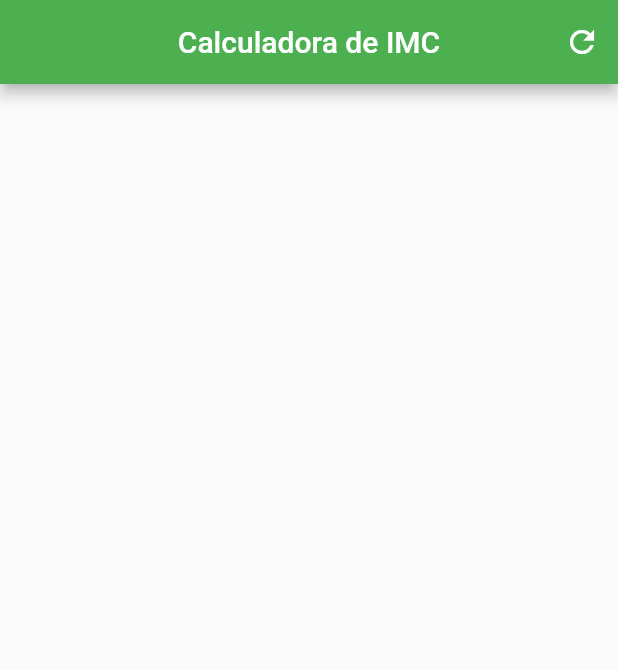
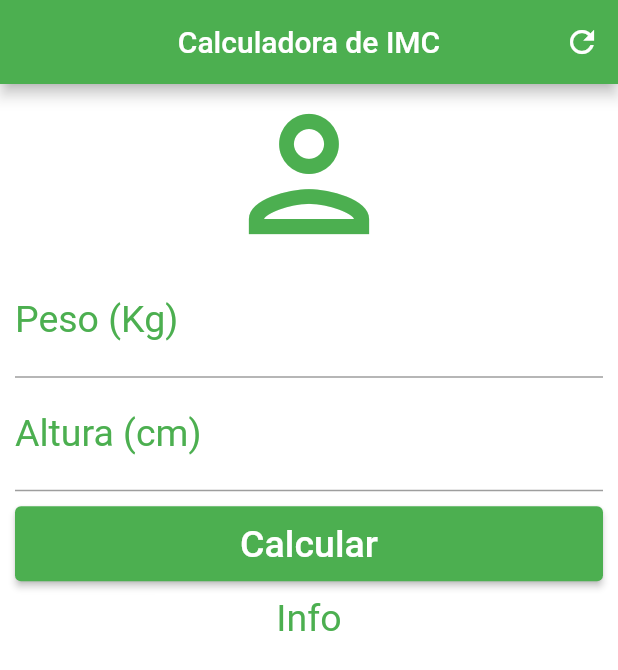
Before and after one commit to bruno-jungton/calculadora_imc, a Flutter app: the screen it shows after launch, on a phone screen of 412 x 824 dp. Shown: the top 670 px of the screen. Run offline on Flutter 3.47's test engine with Material 2 defaults, Android fonts, the phone set to English and light mode, and no system bars.

Commit message:
Finalização da tela inicial

```diff
--- a/lib/main.dart
+++ b/lib/main.dart
@@ -28,6 +28,53 @@ class _HomeState extends State<Home> {
           )
         ],
       ),
+      backgroundColor: Colors.white,
+      body: SingleChildScrollView(
+        padding: EdgeInsets.fromLTRB(10.0, 0.0, 10.0, 0.0),
+        child: Column(
+          crossAxisAlignment: CrossAxisAlignment.stretch,
+          children: [
+            Icon(Icons.person_outlined, size: 120.0, color: Colors.green),
+            TextField(
+              keyboardType: TextInputType.number,
+              decoration: InputDecoration(
+                  labelText: "Peso (Kg)",
+                  labelStyle: TextStyle(color: Colors.green)),
+              textAlign: TextAlign.center,
+              style: TextStyle(color: Colors.green, fontSize: 25.0),
+            ),
+            TextField(
+              keyboardType: TextInputType.number,
+              decoration: InputDecoration(
+                  labelText: "Altura (cm)",
+                  labelStyle: TextStyle(color: Colors.green)),
+              textAlign: TextAlign.center,
+              style: TextStyle(color: Colors.green, fontSize: 25.0),
+            ),
+            Padding(
+              padding: const EdgeInsets.only(top: 10.0, bottom: 10.0),
+              child: SizedBox(
+                  height: 50.0,
+                  child: ElevatedButton(
+                    style: const ButtonStyle(
+                      backgroundColor:
+                          MaterialStatePropertyAll<Color>(Colors.green),
+                    ),
+                    onPressed: () {},
+                    child: const Text(
+                      'Calcular',
+                      style: TextStyle(color: Colors.white, fontSize: 25.0),
+                    ),
+                  )),
+            ),
+            Text(
+              "Info",
+              textAlign: TextAlign.center,
+              style: TextStyle(color: Colors.green, fontSize: 25.0),
+            )
+          ],
+        ),
+      ),
     );
   }
 }
```
